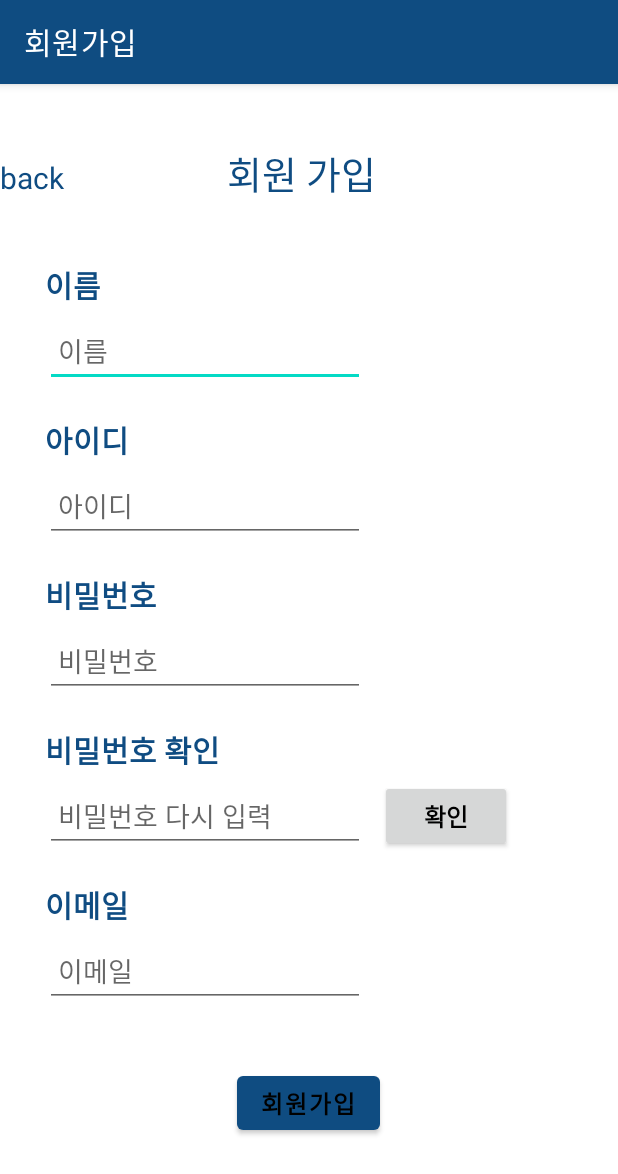
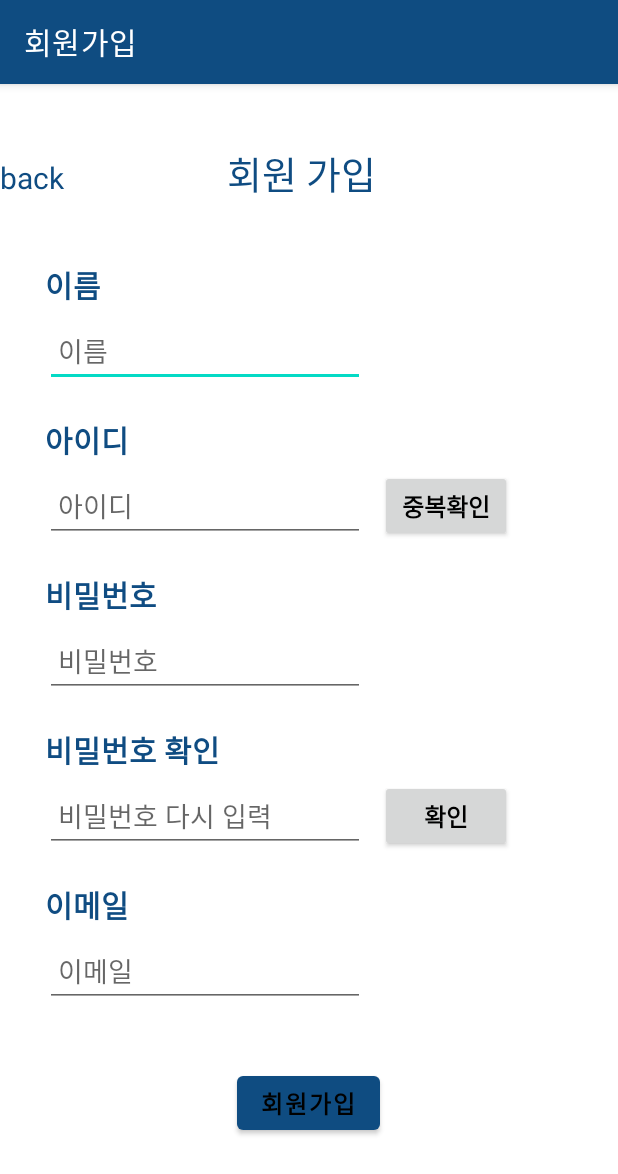
Before and after one commit to easyone1372/Aram_Android, an Android app: the RegisterActivity screen opened directly, with no data from a screen before it, on a phone screen of 412 x 824 dp. Shown: the top 1174 px of the screen. Run offline under Robolectric (Android 15) with nearby library versions, the phone set to English and light mode, and no system bars; our stand-ins replace Volley; network calls fail.

Commit message:
아이디 중복 체크, 갤러리에서 사진 선택, 올리기. 프로필 화면에 로그인 정보 출력..시뮬레이터가 또다시 말썽이라 실행 결과 확인x

```diff
--- a/app/src/main/res/layout/activity_register.xml
+++ b/app/src/main/res/layout/activity_register.xml
@@ -83,7 +83,12 @@
                     android:textSize="20dp"
                     android:textStyle="bold" />
 
-                <EditText
+                <LinearLayout
+                    android:layout_width="match_parent"
+                    android:layout_height="wrap_content"
+                    android:orientation="horizontal">
+
+                    <EditText
                     android:id="@+id/user_id"
                     android:layout_width="wrap_content"
                     android:layout_height="48dp"
@@ -93,6 +98,17 @@
                     android:inputType="text"
                     android:text="" />
 
+                    <androidx.appcompat.widget.AppCompatButton
+                        android:id="@+id/idcheckbutton"
+                        android:layout_width="wrap_content"
+                        android:layout_height="48dp"
+                        android:layout_marginLeft="10dp"
+                        android:text="중복확인"
+                        android:textColor="@color/black"
+                        android:textSize="16sp"
+                        android:textStyle="bold" />
+
+                </LinearLayout>
 
                 <TextView
                     android:id="@+id/signPWtext"
--- a/app/src/main/res/values/colors.xml
+++ b/app/src/main/res/values/colors.xml
@@ -9,6 +9,8 @@
     <color name="white">#FFFFFFFF</color>
     <color name="classicBlue">#0f4c81</color>
     <color name="classicBlueDark">#073861</color>
+    <color name="serenity">#92A8D1</color>
+    <color name="primrose">#f6d155</color>
     <color name="light_blue_600">#FF039BE5</color>
     <color name="light_blue_900">#FF01579B</color>
     <color name="light_blue_A200">#FF40C4FF</color>
```
Also changed, not shown: app/src/main/java/com/example/aram/RegisterActivity.java (+61 -1 lines), app/src/main/java/com/example/aram/ValidateRequestActivity.java (added, +26 -0 lines).
